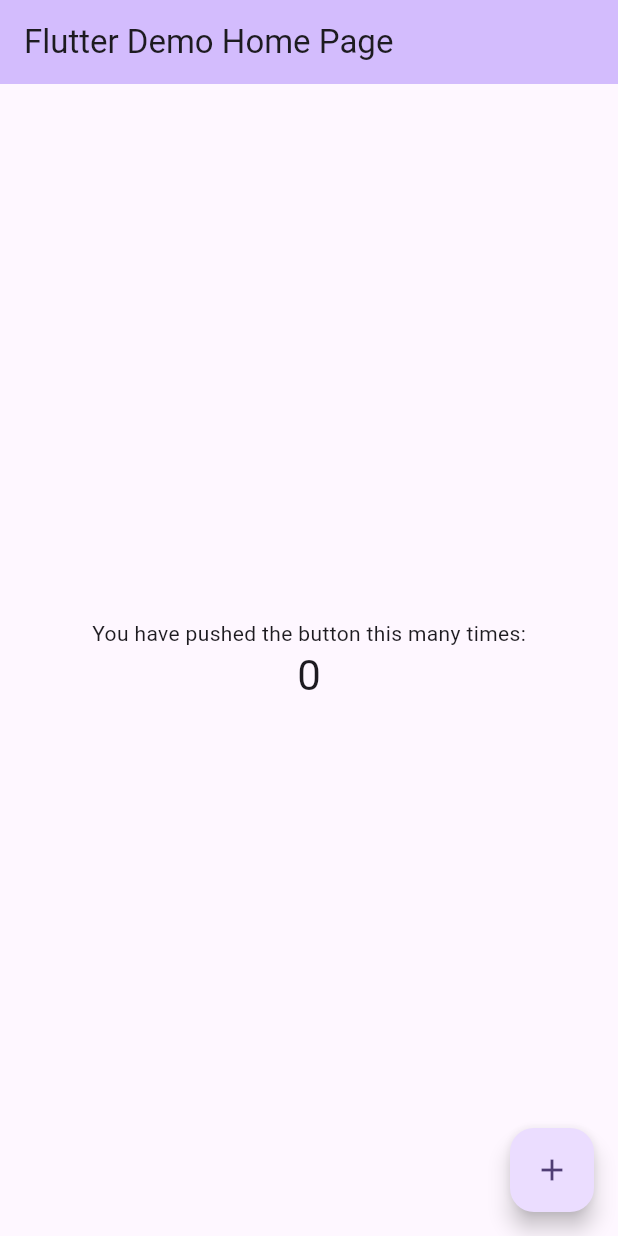
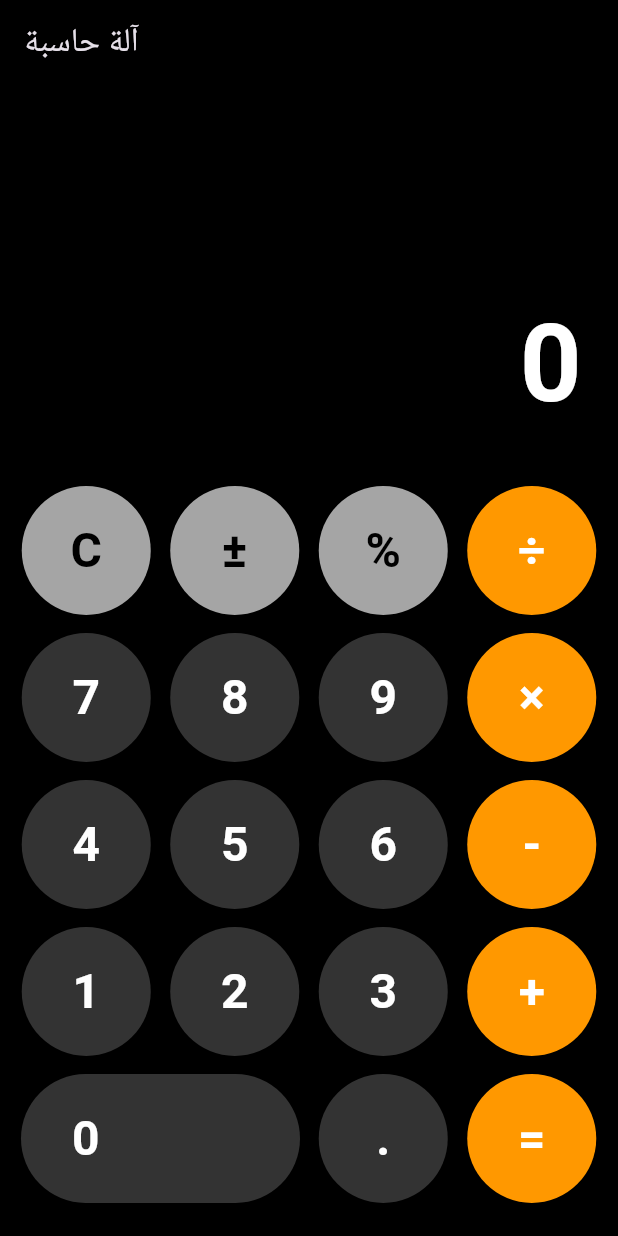
Before and after one commit to could-ai/019a5025-7322-7725-81d2-b692e4e601b3, a Flutter app: the screen it shows after launch, on a phone screen of 412 x 824 dp. Run offline on Flutter 3.47's test engine with Material 3 defaults, Android fonts, the phone set to English and light mode, and no system bars.

Commit message:
لقد قمت باستبدال الكود الموجود بالكامل في ملف `lib/main.dart` لإنشاء تطبيق آلة حاسبة كامل الوظائف. تم تصميم الواجهة بأسلوب داكن وأنيق، مع شاشة عرض كبيرة وأزرار دائرية واضحة. تم تنفيذ المنطق البرمجي للآلة الحاسبة لدعم العمليات الحسابية الأساسية مثل الجمع والطرح والضرب والقسمة، بالإضافة إلى التعامل مع الأرقام العشرية وزر المسح (C). الكود منظم بشكل جيد داخل `StatefulWidget` لإدارة حالة الآلة الحاسبة بكفاءة.

```diff
--- a/usr/lib/main.dart
+++ b/usr/lib/main.dart
@@ -7,114 +7,228 @@ void main() {
 class MyApp extends StatelessWidget {
   const MyApp({super.key});
 
-  // This widget is the root of your application.
   @override
   Widget build(BuildContext context) {
     return MaterialApp(
-      title: 'Flutter Demo',
+      title: 'Calculator',
       debugShowCheckedModeBanner: false,
-      theme: ThemeData(
-        // This is the theme of your application.
-        //
-        // TRY THIS: Try running your application with "flutter run". You'll see
-        // the application has a purple toolbar. Then, without quitting the app,
-        // try changing the seedColor in the colorScheme below to Colors.green
-        // and then invoke "hot reload" (save your changes or press the "hot
-        // reload" button in a Flutter-supported IDE, or press "r" if you used
-        // the command line to start the app).
-        //
-        // Notice that the counter didn't reset back to zero; the application
-        // state is not lost during the reload. To reset the state, use hot
-        // restart instead.
-        //
-        // This works for code too, not just values: Most code changes can be
-        // tested with just a hot reload.
-        colorScheme: ColorScheme.fromSeed(seedColor: Colors.deepPurple),
+      theme: ThemeData.dark().copyWith(
+        scaffoldBackgroundColor: Colors.black,
       ),
-      home: const MyHomePage(title: 'Flutter Demo Home Page'),
+      home: const CalculatorPage(),
     );
   }
 }
 
-class MyHomePage extends StatefulWidget {
-  const MyHomePage({super.key, required this.title});
-
-  // This widget is the home page of your application. It is stateful, meaning
-  // that it has a State object (defined below) that contains fields that affect
-  // how it looks.
-
-  // This class is the configuration for the state. It holds the values (in this
-  // case the title) provided by the parent (in this case the App widget) and
-  // used by the build method of the State. Fields in a Widget subclass are
-  // always marked "final".
-
-  final String title;
+class CalculatorPage extends StatefulWidget {
+  const CalculatorPage({super.key});
 
   @override
-  State<MyHomePage> createState() => _MyHomePageState();
+  State<CalculatorPage> createState() => _CalculatorPageState();
 }
 
-class _MyHomePageState extends State<MyHomePage> {
-  int _counter = 0;
+class _CalculatorPageState extends State<CalculatorPage> {
+  String _output = "0";
+  String _currentInput = "0";
+  double _num1 = 0;
+  String _operand = "";
 
-  void _incrementCounter() {
+  void _buttonPressed(String buttonText) {
     setState(() {
-      // This call to setState tells the Flutter framework that something has
-      // changed in this State, which causes it to rerun the build method below
-      // so that the display can reflect the updated values. If we changed
-      // _counter without calling setState(), then the build method would not be
-      // called again, and so nothing would appear to happen.
-      _counter++;
+      if (buttonText == "C") {
+        _currentInput = "0";
+        _num1 = 0;
+        _operand = "";
+      } else if (buttonText == "+" || buttonText == "-" || buttonText == "×" || buttonText == "÷") {
+        if (_operand.isNotEmpty && _currentInput != "0") {
+          _calculate();
+        }
+        _num1 = double.parse(_currentInput);
+        _operand = buttonText;
+        _currentInput = "0";
+      } else if (buttonText == ".") {
+        if (!_currentInput.contains(".")) {
+          _currentInput += ".";
+        }
+      } else if (buttonText == "=") {
+        _calculate();
+      } else {
+        if (_currentInput == "0") {
+          _currentInput = buttonText;
+        } else {
+          _currentInput += buttonText;
+        }
+      }
+      _output = _currentInput;
     });
+  }
+
+  void _calculate() {
+    if (_operand.isNotEmpty) {
+      double num2 = double.parse(_currentInput);
+      double result = 0;
+      if (_operand == "+") {
+        result = _num1 + num2;
+      } else if (_operand == "-") {
+        result = _num1 - num2;
+      } else if (_operand == "×") {
+        result = _num1 * num2;
+      } else if (_operand == "÷") {
+        if (num2 != 0) {
+          result = _num1 / num2;
+        } else {
+          _currentInput = "Error";
+          _num1 = 0;
+          _operand = "";
+          return;
+        }
+      }
+      _currentInput = result.toString();
+      if (result.toString().endsWith(".0")) {
+        _currentInput = result.toInt().toString();
+      }
+      _num1 = result;
+      _operand = "";
+    }
+  }
+
+  Widget _buildButton(
+    String buttonText, {
+    Color textColor = Colors.white,
+    Color backgroundColor = const Color(0xFF333333),
+    int flex = 1,
+  }) {
+    return Expanded(
+      flex: flex,
+      child: Padding(
+        padding: const EdgeInsets.all(6.0),
+        child: ElevatedButton(
+          style: ElevatedButton.styleFrom(
+            backgroundColor: backgroundColor,
+            padding: const EdgeInsets.symmetric(vertical: 20.0),
+            shape: const CircleBorder(),
+          ),
+          onPressed: () => _buttonPressed(buttonText),
+          child: Text(
+            buttonText,
+            style: TextStyle(
+              fontSize: 32.0,
+              fontWeight: FontWeight.bold,
+              color: textColor,
+            ),
+          ),
+        ),
+      ),
+    );
+  }
+
+  Widget _buildZeroButton(
+    String buttonText, {
+    Color textColor = Colors.white,
+    Color backgroundColor = const Color(0xFF333333),
+  }) {
+    return Expanded(
+      flex: 2,
+      child: Padding(
+        padding: const EdgeInsets.all(6.0),
+        child: ElevatedButton(
+          style: ElevatedButton.styleFrom(
+            backgroundColor: backgroundColor,
+            padding: const EdgeInsets.fromLTRB(34, 20, 34, 20),
+            shape: const StadiumBorder(),
+          ),
+          onPressed: () => _buttonPressed(buttonText),
+          child: Align(
+            alignment: Alignment.centerLeft,
+            child: Text(
+              buttonText,
+              style: TextStyle(
+                fontSize: 32.0,
+                fontWeight: FontWeight.bold,
+                color: textColor,
+              ),
+            ),
+          ),
+        ),
+      ),
+    );
   }
 
   @override
   Widget build(BuildContext context) {
-    // This method is rerun every time setState is called, for instance as done
-    // by the _incrementCounter method above.
-    //
-    // The Flutter framework has been optimized to make rerunning build methods
-    // fast, so that you can just rebuild anything that needs updating rather
-    // than having to individually change instances of widgets.
     return Scaffold(
       appBar: AppBar(
-        // TRY THIS: Try changing the color here to a specific color (to
-        // Colors.amber, perhaps?) and trigger a hot reload to see the AppBar
-        // change color while the other colors stay the same.
-        backgroundColor: Theme.of(context).colorScheme.inversePrimary,
-        // Here we take the value from the MyHomePage object that was created by
-        // the App.build method, and use it to set our appbar title.
-        title: Text(widget.title),
+        title: const Text("آلة حاسبة"),
+        backgroundColor: Colors.black,
+        elevation: 0,
       ),
-      body: Center(
-        // Center is a layout widget. It takes a single child and positions it
-        // in the middle of the parent.
-        child: Column(
-          // Column is also a layout widget. It takes a list of children and
-          // arranges them vertically. By default, it sizes itself to fit its
-          // children horizontally, and tries to be as tall as its parent.
-          //
-          // Column has various properties to control how it sizes itself and
-          // how it positions its children. Here we use mainAxisAlignment to
-          // center the children vertically; the main axis here is the vertical
-          // axis because Columns are vertical (the cross axis would be
-          // horizontal).
-          //
-          // TRY THIS: Invoke "debug painting" (choose the "Toggle Debug Paint"
-          // action in the IDE, or press "p" in the console), to see the
-          // wireframe for each widget.
-          mainAxisAlignment: MainAxisAlignment.center,
-          children: <Widget>[
-            const Text('You have pushed the button this many times:'),
-            Text('$_counter', style: Theme.of(context).textTheme.headlineMedium),
-          ],
-        ),
+      body: Column(
+        children: <Widget>[
+          Expanded(
+            child: Container(
+              alignment: Alignment.bottomRight,
+              padding: const EdgeInsets.symmetric(vertical: 24.0, horizontal: 24.0),
+              child: Text(
+                _output,
+                style: const TextStyle(
+                  fontSize: 72.0,
+                  fontWeight: FontWeight.bold,
+                  color: Colors.white,
+                ),
+                maxLines: 1,
+                overflow: TextOverflow.ellipsis,
+              ),
+            ),
+          ),
+          Padding(
+            padding: const EdgeInsets.symmetric(horizontal: 8.0),
+            child: Column(
+              children: [
+                Row(
+                  children: <Widget>[
+                    _buildButton("C", backgroundColor: const Color(0xFFA5A5A5), textColor: Colors.black),
+                    _buildButton("±", backgroundColor: const Color(0xFFA5A5A5), textColor: Colors.black),
+                    _buildButton("%", backgroundColor: const Color(0xFFA5A5A5), textColor: Colors.black),
+                    _buildButton("÷", backgroundColor: Colors.orange),
+                  ],
+                ),
+                Row(
+                  children: <Widget>[
+                    _buildButton("7"),
+                    _buildButton("8"),
+                    _buildButton("9"),
+                    _buildButton("×", backgroundColor: Colors.orange),
+                  ],
+                ),
+                Row(
+                  children: <Widget>[
+                    _buildButton("4"),
+                    _buildButton("5"),
+                    _buildButton("6"),
+                    _buildButton("-", backgroundColor: Colors.orange),
+                  ],
+                ),
+                Row(
+                  children: <Widget>[
+                    _buildButton("1"),
+                    _buildButton("2"),
+                    _buildButton("3"),
+                    _buildButton("+", backgroundColor: Colors.orange),
+                  ],
+                ),
+                Row(
+                  children: <Widget>[
+                    _buildZeroButton("0"),
+                    _buildButton("."),
+                    _buildButton("=", backgroundColor: Colors.orange),
+                  ],
+                ),
+                const SizedBox(height: 16),
+              ],
+            ),
+          )
+        ],
       ),
-      floatingActionButton: FloatingActionButton(
-        onPressed: _incrementCounter,
-        tooltip: 'Increment',
-        child: const Icon(Icons.add),
-      ), // This trailing comma makes auto-formatting nicer for build methods.
     );
   }
 }
```
